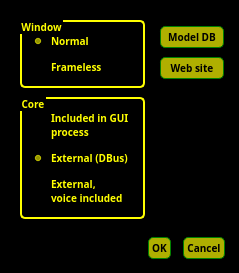
Above: samples/blackgui/introwindow.ui from swift-project/pilotclient before the change. Below: the same form after it.
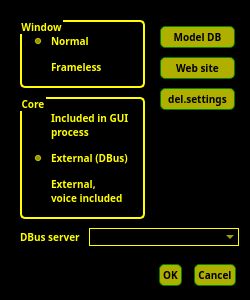
That is the form after the change. Icons and pictures are not drawn.

Commit message: refs #205, added selection for DBus server to intro window * changed init of main window to CRuntimeConfig, btw. makes 8 in https://dev.vatsim-germany.org/issues/199 redundant * coreMode in main window gone * mode for external / local audio

```diff
--- a/samples/blackgui/introwindow.ui
+++ b/samples/blackgui/introwindow.ui
@@ -6,8 +6,8 @@
    <rect>
     <x>0</x>
     <y>0</y>
-    <width>239</width>
-    <height>260</height>
+    <width>250</width>
+    <height>300</height>
    </rect>
   </property>
   <property name="windowTitle">
@@ -26,14 +26,14 @@
 }
 
 QPushButton {
-        background-color: rgba(255, 255, 0, 175);
-		color: black;
-        border-style: solid;
-        border-width:1px;
-        border-radius: 5px;
-        border-color: green;
-		margin: 3px;
-		padding: 3px;
+	background-color: rgba(255, 255, 0, 175);
+	color: black;
+	border-style: solid;
+	border-width:1px;
+	border-radius: 5px;
+	border-color: green;
+	margin: 3px;
+	padding: 3px;
 }
 
 QRadioButton {
@@ -46,19 +46,22 @@
     margin-top: 2ex; /* leave space at the top for the title */
 }
 
+QComboBox {
+	background-color: black;
+	border: 1px solid yellow;
+}
 
  QGroupBox::title {
-     subcontrol-origin: margin;
-     subcontrol-position: top left; /* position at the top center */
-     padding: 0 0px;
+	subcontrol-origin: margin;
+	subcontrol-position: top left; /* position at the top center */
+	padding: 0 0px;
 	margin: 0px;
-     background-color: black;
+	background-color: black;
  }
 
 #lbl_Icon {
 	max-height: 128;
 	max-width: 128;
-
 }</string>
   </property>
   <property name="sizeGripEnabled">
@@ -185,7 +188,14 @@
          </widget>
         </item>
         <item>
-         <spacer name="verticalSpacer">
+         <widget class="QPushButton" name="pb_DeleteSettingsFile">
+          <property name="text">
+           <string>del.settings</string>
+          </property>
+         </widget>
+        </item>
+        <item>
+         <spacer name="vs_InfoSpacer">
           <property name="orientation">
            <enum>Qt::Vertical</enum>
           </property>
@@ -200,6 +210,27 @@
        </layout>
       </widget>
      </item>
+     <item row="2" column="0" colspan="2">
+      <layout class="QFormLayout" name="formLayout">
+       <item row="0" column="0">
+        <widget class="QLabel" name="lbl_DBusServer">
+         <property name="text">
+          <string>DBus server</string>
+         </property>
+        </widget>
+       </item>
+       <item row="0" column="1">
+        <widget class="QComboBox" name="cb_DBusServer">
+         <property name="editable">
+          <bool>true</bool>
+         </property>
+         <property name="insertPolicy">
+          <enum>QComboBox::InsertAtTop</enum>
+         </property>
+        </widget>
+       </item>
+      </layout>
+     </item>
     </layout>
    </item>
    <item>
```
The commit also changes 8 other files.
